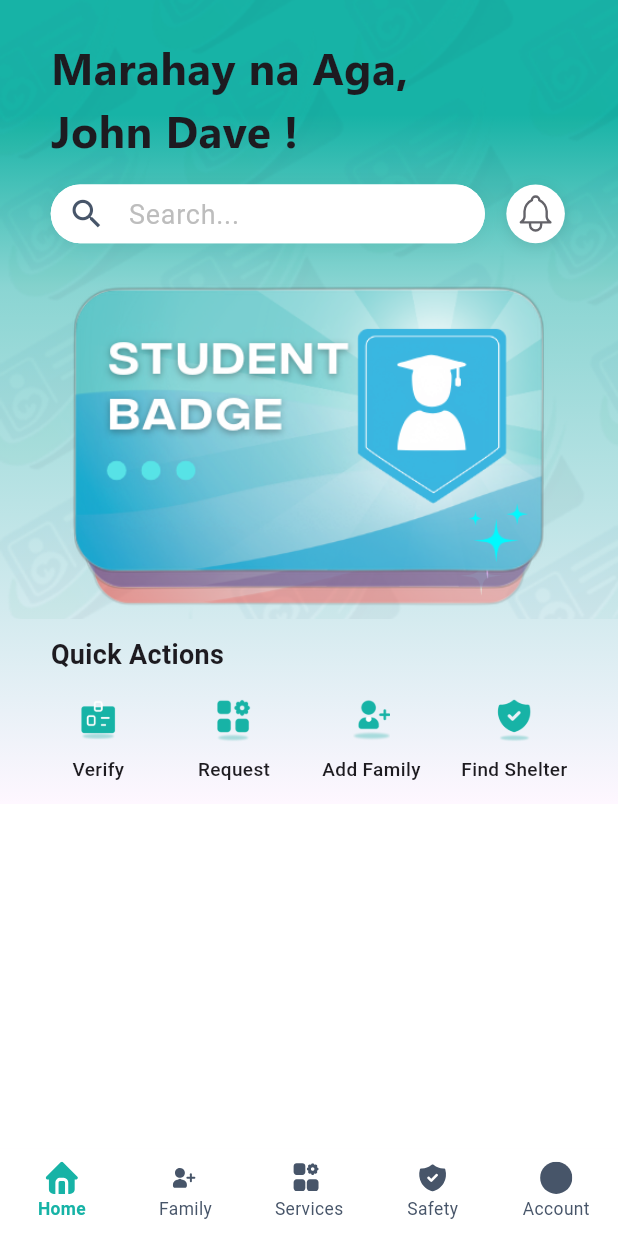
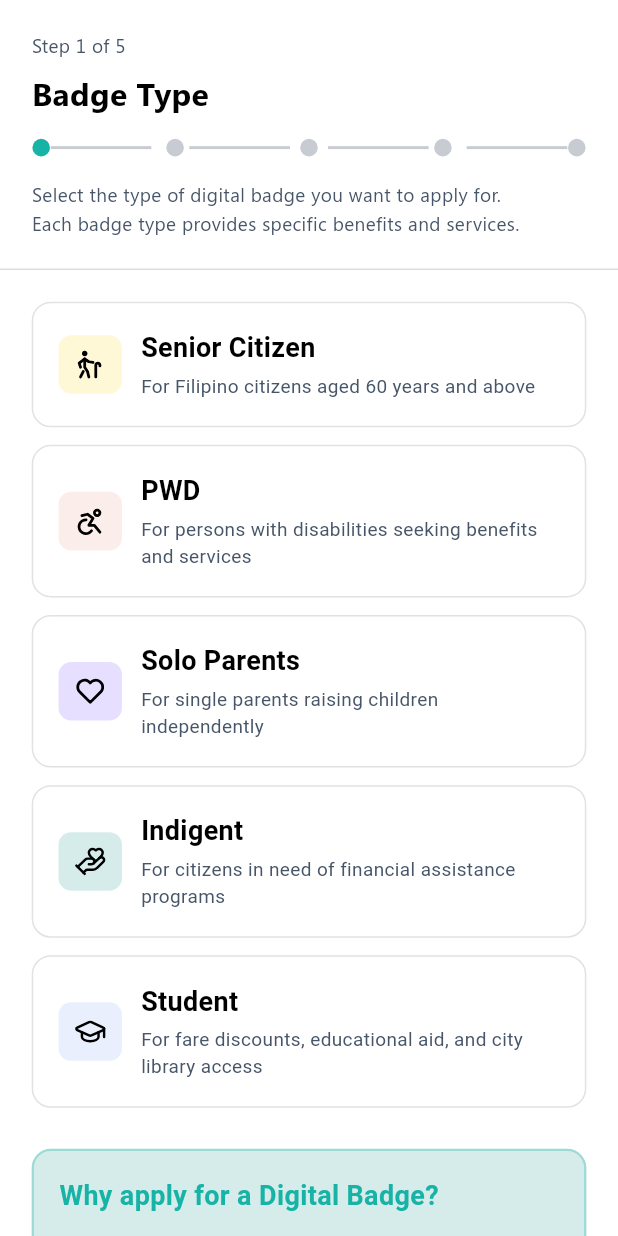
Before and after one commit to jDxve/MyNagaLaga-Mobile-App, a Flutter app: the HomeScreen screen opened by its route, after a tap on "Verify", on a phone screen of 412 x 824 dp. Run offline on Flutter 3.47's test engine with Material 3 defaults, Android fonts, the phone set to English and light mode, and no system bars; our stand-ins replace flutter_svg, shared_preferences; accounts and stored records are empty.

Commit message:
feat: Complete badge selection step (step 1 of 5)
Implemented badge type selection with stepper, validation, and error handling. All UI components are reusable with centralized strings and colors.

```diff
--- a/lib/common/resources/colors.dart
+++ b/lib/common/resources/colors.dart
@@ -2,9 +2,21 @@ import 'dart:ui';
 
 class AppColors {
   static const Color textlogo = Color.fromARGB(255, 8, 69, 63);
-
   static const Color primary = Color(0xFF17B3A6);
   static const Color secondary = Color(0xFF134A7D);
   static const Color grey = Color(0xFF475569);
 
+  // Light colors
+  static const Color lightYellow = Color(0xFFFEF8D7);
+  static const Color lightPink = Color(0xFFFBEDEA);
+  static const Color lightPurple = Color(0xFFE6DFFF);
+  static const Color lightPrimary = Color(0xFFD6ECEA);
+  static const Color lightBlue = Color(0xFFE9EFFD);
+
+  // Dark colors (for selected states)
+  static const Color darkYellow = Color(0xFFE5C565);
+  static const Color darkPink = Color(0xFFE8B5AA);
+  static const Color darkPurple = Color(0xFFBBAFE8);
+  static const Color darkPrimary = Color(0xFF9BC5C0);
+  static const Color darkBlue = Color(0xFFB5C8E8);
 }
--- a/lib/common/resources/images_icons.dart
+++ b/lib/common/resources/images_icons.dart
@@ -29,4 +29,11 @@ class AppImages {
   static const String familyIcon = 'assets/icons/family.svg';
   static const String saftyIcon = 'assets/icons/safety.svg';
   static const String acountIcon = 'assets/icons/account.svg';
+
+  //badge type icons
+  static const String seniorCitizenIcon = 'assets/icons/senior_citizen_icon.svg';
+  static const String pwdIcon = 'assets/icons/pwd_icon.svg';
+  static const String soloParentIcon = 'assets/icons/solo_parent_icon.svg';
+  static const String studentIcon = 'assets/icons/student_icon.svg';
+  static const String indigentFamilyIcon = 'assets/icons/indigent_icon.svg';
 }
--- a/lib/common/resources/strings.dart
+++ b/lib/common/resources/strings.dart
@@ -4,16 +4,48 @@ class AppString {
   static const String letsGetStarted = "Let's Get Started";
   static const String alreadyHaveAccount = "Already have an account? ";
   static const String signIn = "Sign in";
-
   static const String onboarding1Title = "Unified Citizen Registry";
   static const String onboarding1Description = "Verify once to unlock city-wide\nbenefits instantly.";
-
   static const String onboarding2Title = "Barngay Integration";
   static const String onboarding2Description = "Skip the lines with real-time\nrequest monitoring";
-
   static const String onboarding3Title = "Protected Together";
   static const String onboarding3Description = "Live shelter updates and unified\nhousehold protection.";
-
   static const String aga = "Marahay na Aga";
   static const String bangi = "Marahay na Bangi";
+
+  // Verify steps
+  static const String step1Title = "Badge Type";
+  static const String step1Description = "Select the type of digital badge you want to apply for.\nEach badge type provides specific benefits and services.";
+  static const String step2Title = "Basic Info";
+  static const String step2Description = "Please provide your personal information. This will be used for verification.";
+  static const String step3Title = "Eligibility";
+  static const String step3Description = "Please provide additional information based on your selected badge type.";
+  static const String step4Title = "Documents";
+  static const String step4Description = "Upload a clear photo of your valid government ID for verification.";
+  static const String step5Title = "Review";
+  static const String step5Description = "Please review your application details before submitting.";
+
+  // Badge types
+  static const String seniorCitizenTitle = "Senior Citizen";
+  static const String seniorCitizenDescription = "For Filipino citizens aged 60 years and above";
+  static const String pwdTitle = "PWD";
+  static const String pwdDescription = "For persons with disabilities seeking benefits and services";
+  static const String soloParentTitle = "Solo Parents";
+  static const String soloParentDescription = "For single parents raising children independently";
+  static const String indigentTitle = "Indigent";
+  static const String indigentDescription = "For citizens in need of financial assistance programs";
+  static const String studentTitle = "Student";
+  static const String studentDescription = "For fare discounts, educational aid, and city library access";
+
+  // Info card
+  static const String whyApplyTitle = "Why apply for a Digital Badge?";
+  static const String whyApply1 = "Fast-track government services";
+  static const String whyApply2 = "Access exclusive discounts and benefits";
+  static const String whyApply3 = "Digital verification convenience";
+
+  // Error messages
+  static const String noBadgeSelectedTitle = "No Badge Selected";
+  static const String noBadgeSelectedDescription = "Please select a badge type before continuing.";
+  static const String gotIt = "Got it";
+  static const String next = "Next";
 }
--- /dev/null
+++ b/lib/common/widgets/error_modal.dart
@@ -0,0 +1,71 @@
+import 'package:flutter/material.dart';
+import '../resources/colors.dart';
+import '../resources/dimensions.dart';
+import 'primary_button.dart';
+
+void showErrorModal({
+  required BuildContext context,
+  required String title,
+  required String description,
+  String? buttonText,
+  VoidCallback? onButtonPressed,
+  IconData? icon,
+  Color? iconColor,
+  bool barrierDismissible = true,
+}) {
+  showDialog(
+    context: context,
+    barrierDismissible: barrierDismissible,
+    builder: (BuildContext context) {
+      return Dialog(
+        shape: RoundedRectangleBorder(
+          borderRadius: BorderRadius.circular(D.radiusXL),
+        ),
+        backgroundColor: Colors.white,
+        child: Padding(
+          padding: EdgeInsets.all(24.w),
+          child: Column(
+            mainAxisSize: MainAxisSize.min,
+            children: [
+              Icon(
+                icon ?? Icons.error_outline,
+                color: iconColor ?? Colors.red,
+                size: 48.w,
+              ),
+              16.gapH,
+              Text(
+                title,
+                style: TextStyle(
+                  fontSize: D.textXL,
+                  fontWeight: D.bold,
+                  color: Colors.black,
+                ),
+                textAlign: TextAlign.center,
+              ),
+              12.gapH,
+              Text(
+                description,
+                style: TextStyle(
+                  fontSize: D.textBase,
+                  color: AppColors.grey,
+                  height: 1.5,
+                ),
+                textAlign: TextAlign.center,
+              ),
+              24.gapH,
+              PrimaryButton(
+                text: buttonText ?? 'Okay',
+                onPressed: () {
+                  Navigator.pop(context);
+                  if (onButtonPressed != null) {
+                    onButtonPressed();
+                  }
+                },
+              ),
+            ],
+          ),
+        ),
+      );
+    },
+  );
+}
--- a/lib/features/home/components/quik_actions.dart
+++ b/lib/features/home/components/quik_actions.dart
@@ -1,25 +1,31 @@
 import 'package:flutter/material.dart';
+import '../../../common/models/simple_option.dart';
 import '../../../common/resources/dimensions.dart';
 import '../../../common/resources/images_icons.dart';
+import '../../../features/verify/screens/verify_screen.dart';
 
-Widget quickActions() {
-  final List<Map<String, String>> actions = [
-    {
-      'icon': AppImages.verifyIcon,
-      'title': 'Verify',
-    },
-    {
-      'icon': AppImages.requestIcon,
-      'title': 'Request',
-    },
-    {
-      'icon': AppImages.addFamilyIcon,
-      'title': 'Add Family',
-    },
-    {
-      'icon': AppImages.shelterIcon,
-      'title': 'Find Shelter',
-    },
+Widget quickActions(BuildContext context) {
+  final List<SimpleOption> actions = [
+    SimpleOption(
+      id: 1,
+      icon: AppImages.verifyIcon,
+      title: 'Verify',
+    ),
+    SimpleOption(
+      id: 2,
+      icon: AppImages.requestIcon,
+      title: 'Request',
+    ),
+    SimpleOption(
+      id: 3,
+      icon: AppImages.addFamilyIcon,
+      title: 'Add Family',
+    ),
+    SimpleOption(
+      id: 4,
+      icon: AppImages.shelterIcon,
+      title: 'Find Shelter',
+    ),
   ];
 
   return Column(
@@ -43,7 +49,10 @@ Widget quickActions() {
           children: actions.map((action) {
             return GestureDetector(
               onTap: () {
-                // Handle tap
+                if (action.id == 1) {
+                  Navigator.pushNamed(context, VerifyScreen.routeName);
+                }
+                // Add other navigation here
               },
               child: Column(
                 mainAxisSize: MainAxisSize.min,
@@ -53,16 +62,14 @@ Widget quickActions() {
                     height: 50.h,
                     child: Center(
                       child: Image.asset(
-                        action['icon']!,
+                        action.icon!,
                         width: 30.w,
                         height: 30.h,
-
                       ),
                     ),
                   ),
-
                   Text(
-                    action['title']!,
+                    action.title!,
                     style: TextStyle(
                       fontSize: D.textSM,
                       fontWeight: D.medium,
--- a/lib/features/home/screens/home_screen.dart
+++ b/lib/features/home/screens/home_screen.dart
@@ -75,7 +75,7 @@ class _HomeTab extends StatelessWidget {
               badges: [BadgeType.student, BadgeType.soloParent, BadgeType.pwd],
             ),
             10.gapH,
-            quickActions(),
+            quickActions(context),
           ],
         ),
       ),
--- /dev/null
+++ b/lib/features/verify/components/slect_badges.dart
@@ -0,0 +1,255 @@
+import 'package:flutter/material.dart';
+import 'package:flutter_svg/flutter_svg.dart';
+import '../../../common/resources/colors.dart';
+import '../../../common/resources/dimensions.dart';
+import '../../../common/resources/images_icons.dart';
+import '../../../common/resources/strings.dart';
+import '../../../common/widgets/primary_button.dart';
+import '../../../common/widgets/error_modal.dart';
+
+Widget badgeSelectionCards({
+  required BuildContext context,
+  required Function(String) onBadgeSelected,
+  String? selectedBadge,
+  required VoidCallback onNext,
+}) {
+  final List<Map<String, dynamic>> badges = [
+    {
+      'id': 'senior_citizen',
+      'title': AppString.seniorCitizenTitle,
+      'description': AppString.seniorCitizenDescription,
+      'icon': AppImages.seniorCitizenIcon,
+      'lightColor': AppColors.lightYellow,
+      'darkColor': AppColors.darkYellow,
+    },
+    {
+      'id': 'pwd',
+      'title': AppString.pwdTitle,
+      'description': AppString.pwdDescription,
+      'icon': AppImages.pwdIcon,
+      'lightColor': AppColors.lightPink,
+      'darkColor': AppColors.darkPink,
+    },
+    {
+      'id': 'solo_parent',
+      'title': AppString.soloParentTitle,
+      'description': AppString.soloParentDescription,
+      'icon': AppImages.soloParentIcon,
+      'lightColor': AppColors.lightPurple,
+      'darkColor': AppColors.darkPurple,
+    },
+    {
+      'id': 'indigent',
+      'title': AppString.indigentTitle,
+      'description': AppString.indigentDescription,
+      'icon': AppImages.indigentFamilyIcon,
+      'lightColor': AppColors.lightPrimary,
+      'darkColor': AppColors.darkPrimary,
+    },
+    {
+      'id': 'student',
+      'title': AppString.studentTitle,
+      'description': AppString.studentDescription,
+      'icon': AppImages.studentIcon,
+      'lightColor': AppColors.lightBlue,
+      'darkColor': AppColors.darkBlue,
+    },
+  ];
+
+  return Column(
+    children: [
+      ...badges.map(
+        (badge) => Padding(
+          padding: EdgeInsets.only(bottom: 12.h),
+          child: _BadgeCard(
+            id: badge['id'],
+            title: badge['title'],
+            description: badge['description'],
+            icon: badge['icon'],
+            lightColor: badge['lightColor'],
+            darkColor: badge['darkColor'],
+            isSelected: selectedBadge == badge['id'],
+            onTap: () => onBadgeSelected(badge['id']),
+          ),
+        ),
+      ),
+      16.gapH,
+      _InfoCard(),
+      24.gapH,
+      PrimaryButton(
+        text: AppString.next,
+        onPressed: () {
+          if (selectedBadge != null) {
+            onNext();
+          } else {
+            showErrorModal(
+              context: context,
+              title: AppString.noBadgeSelectedTitle,
+              description: AppString.noBadgeSelectedDescription,
+              icon: Icons.warning_amber_outlined,
+              iconColor: Colors.orange,
+              buttonText: AppString.gotIt,
+            );
+          }
+        },
+      ),
+    ],
+  );
+}
+
+class _BadgeCard extends StatelessWidget {
+  final String id;
+  final String title;
+  final String description;
+  final String icon;
+  final Color lightColor;
+  final Color darkColor;
+  final bool isSelected;
+  final VoidCallback onTap;
+
+  const _BadgeCard({
+    required this.id,
+    required this.title,
+    required this.description,
+    required this.icon,
+    required this.lightColor,
+    required this.darkColor,
+    required this.isSelected,
+    required this.onTap,
+  });
+
+  @override
+  Widget build(BuildContext context) {
+    return GestureDetector(
+      onTap: onTap,
+      child: Stack(
+        children: [
+          Container(
+            padding: EdgeInsets.all(16.w),
+            decoration: BoxDecoration(
+              color: isSelected ? lightColor : Colors.white,
+              borderRadius: BorderRadius.circular(D.radiusLG),
+              border: Border.all(
+                color: isSelected ? darkColor : Colors.grey.withOpacity(0.3),
+                width: isSelected ? 2 : 1,
+              ),
+            ),
+            child: Row(
+              children: [
+                Container(
+                  width: 40.w,
+                  height: 40.h,
+                  decoration: BoxDecoration(
+                    color: lightColor,
+                    borderRadius: BorderRadius.circular(D.radiusMD),
+                  ),
+                  padding: EdgeInsets.all(8.w),
+                  child: SvgPicture.asset(
+                    icon,
+                    colorFilter: ColorFilter.mode(
+                      isSelected ? darkColor : Colors.black,
+                      BlendMode.srcIn,
+                    ),
+                  ),
+                ),
+                12.gapW,
+                Expanded(
+                  child: Column(
+                    crossAxisAlignment: CrossAxisAlignment.start,
+                    children: [
+                      Text(
+                        title,
+                        style: TextStyle(
+                          fontSize: D.textBase,
+                          fontWeight: D.semiBold,
+                          color: Colors.black,
+                        ),
+                      ),
+                      4.gapH,
+                      Text(
+                        description,
+                        style: TextStyle(
+                          fontSize: D.textSM,
+                          color: AppColors.grey,
+                          height: 1.4,
+                        ),
+                      ),
+                    ],
+                  ),
+                ),
+              ],
+            ),
+          ),
+          if (isSelected)
+            Positioned(
+              top: 12.h,
+              right: 12.w,
+              child: Icon(Icons.check_circle, color: darkColor, size: 20.w),
+            ),
+        ],
+      ),
+    );
+  }
+}
+
+class _InfoCard extends StatelessWidget {
+  @override
+  Widget build(BuildContext context) {
+    return Container(
+      padding: EdgeInsets.all(16.w),
+      decoration: BoxDecoration(
+        color: AppColors.lightPrimary,
+        borderRadius: BorderRadius.circular(D.radiusLG),
+        border: Border.all(
+          color: AppColors.primary.withOpacity(0.3),
+          width: 1.5,
+        ),
+      ),
+      child: Column(
+        crossAxisAlignment: CrossAxisAlignment.start,
+        children: [
+          Text(
+            AppString.whyApplyTitle,
+            style: TextStyle(
+              fontSize: D.textBase,
+              fontWeight: D.semiBold,
+              color: AppColors.primary,
+            ),
+          ),
+          12.gapH,
+          _InfoItem(text: AppString.whyApply1),
+          _InfoItem(text: AppString.whyApply2),
+          _InfoItem(text: AppString.whyApply3),
+        ],
+      ),
+    );
+  }
+}
+
+class _InfoItem extends StatelessWidget {
+  final String text;
+
+  const _InfoItem({required this.text});
+
+  @override
+  Widget build(BuildContext context) {
+    return Padding(
+      padding: EdgeInsets.only(bottom: 4.h),
+      child: Row(
+        crossAxisAlignment: CrossAxisAlignment.start,
+        children: [
+          Expanded(
+            child: Text(
+              text,
+              style: TextStyle(
+                fontSize: D.textSM,
+                color: AppColors.grey,
+                height: 1.4,
+              ),
+            ),
+          ),
+        ],
+      ),
+    );
+  }
+}
--- /dev/null
+++ b/lib/features/verify/components/top_verify.dart
@@ -0,0 +1,127 @@
+import 'package:flutter/material.dart';
+import '../../../common/resources/colors.dart';
+import '../../../common/resources/dimensions.dart';
+import '../../../common/resources/strings.dart';
+
+Widget topVerify({
+  required int currentStep,
+  required int totalSteps,
+}) {
+  String getStepTitle() {
+    switch (currentStep) {
+      case 1:
+        return AppString.step1Title;
+      case 2:
+        return AppString.step2Title;
+      case 3:
+        return AppString.step3Title;
+      case 4:
+        return AppString.step4Title;
+      case 5:
+        return AppString.step5Title;
+      default:
+        return AppString.step1Title;
+    }
+  }
+
+  String getStepDescription() {
+    switch (currentStep) {
+      case 1:
+        return AppString.step1Description;
+      case 2:
+        return AppString.step2Description;
+      case 3:
+        return AppString.step3Description;
+      case 4:
+        return AppString.step4Description;
+      case 5:
+        return AppString.step5Description;
+      default:
+        return AppString.step1Description;
+    }
+  }
+
+  return Column(
+    children: [
+      Container(
+        padding: EdgeInsets.all(20.w),
+        child: Column(
+          crossAxisAlignment: CrossAxisAlignment.start,
+          children: [
+            Text(
+              'Step $currentStep of $totalSteps',
+              style: TextStyle(
+                fontFamily: 'Segoe UI',
+                fontSize: D.textSM,
+                color: AppColors.grey,
+                fontWeight: D.regular,
+              ),
+            ),
+            8.gapH,
+            Text(
+              getStepTitle(),
+              style: TextStyle(
+                fontFamily: 'Segoe UI',
+                fontSize: D.textLG,
+                fontWeight: D.bold,
+                color: Colors.black,
+              ),
+            ),
+            16.gapH,
+            Stack(
+              children: [
+                // Lines connecting circles
+                Positioned.fill(
+                  child: Row(
+                    children: List.generate(totalSteps - 1, (index) {
+                      final isCompleted = index < currentStep - 1;
+                      return Expanded(
+                        child: Container(
+                          margin: EdgeInsets.symmetric(horizontal: 12.w),
+                          height: 2.h,
+                          color: isCompleted
+                              ? AppColors.primary
+                              : AppColors.grey.withOpacity(0.3),
+                        ),
+                      );
+                    }),
+                  ),
+                ),
+                // Circles
+                Row(
+                  mainAxisAlignment: MainAxisAlignment.spaceBetween,
+                  children: List.generate(totalSteps, (index) {
+                    final isCompleted = index < currentStep;
+                    final isCurrent = index == currentStep - 1;
+                    return Container(
+                      width: 12.w,
+                      height: 12.h,
+                      decoration: BoxDecoration(
+                        shape: BoxShape.circle,
+                        color: isCompleted || isCurrent
+                            ? AppColors.primary
+                            : AppColors.grey.withOpacity(0.3),
+                      ),
+                    );
+                  }),
+                ),
+              ],
+            ),
+            16.gapH,
+            Text(
+              getStepDescription(),
+              style: TextStyle(
+                fontSize: D.textSM,
+                color: AppColors.grey,
+                fontWeight: D.medium,
+                fontFamily: 'Segoe UI',
+                height: 1.5,
+              ),
+            ),
+          ],
+        ),
+      ),
+      Divider(color: AppColors.grey.withOpacity(0.2), thickness: 1, height: 1),
+    ],
+  );
+}
--- /dev/null
+++ b/lib/features/verify/screens/verify_screen.dart
@@ -0,0 +1,56 @@
+import 'package:flutter/material.dart';
+import '../../../common/resources/dimensions.dart';
+import '../components/slect_badges.dart';
+import '../components/top_verify.dart';
+
+class VerifyScreen extends StatefulWidget {
+  static const routeName = '/verify';
+  const VerifyScreen({super.key});
+
+  @override
+  State<VerifyScreen> createState() => _VerifyScreenState();
+}
+
+class _VerifyScreenState extends State<VerifyScreen> {
+  String? _selectedBadge;
+  int _currentStep = 1;
+  final int _totalSteps = 5;
+
+  @override
+  Widget build(BuildContext context) {
+    D.init(context);
+
+    return Scaffold(
+      backgroundColor: Colors.white,
+      body: SafeArea(
+        child: Column(
+          children: [
+            topVerify(currentStep: _currentStep, totalSteps: _totalSteps),
+            Expanded(
+              child: SingleChildScrollView(
+                padding: EdgeInsets.all(20.w),
+                child: badgeSelectionCards(
+                  context: context,
+                  onBadgeSelected: (badgeId) {
+                    setState(() {
+                      _selectedBadge = badgeId;
+                    });
+                  },
+                  selectedBadge: _selectedBadge,
+                  onNext: () {
+                    setState(() {
+                      if (_currentStep < _totalSteps) {
+                        _currentStep++;
+                      }
+                    });
+                    print('Selected badge: $_selectedBadge');
+                  },
+                ),
+              ),
+            ),
+          ],
+        ),
+      ),
+    );
+  }
+}
--- a/lib/router.dart
+++ b/lib/router.dart
@@ -1,4 +1,5 @@
 import 'package:flutter/material.dart';
+import 'package:mynagalaga_mobile_app/features/verify/screens/verify_screen.dart';
 import 'features/welcome/screens/onboarding_screen.dart';
 import 'features/welcome/screens/splash_screen.dart';
 import 'features/welcome/screens/welcome_screen.dart';
@@ -22,6 +23,10 @@ Route<dynamic> generateRoute(RouteSettings settings) {
       return MaterialPageRoute(
         builder: ((context) => const HomeScreen()),
       );
+    case VerifyScreen.routeName:
+      return MaterialPageRoute(
+        builder: ((context) => const VerifyScreen()),
+      );
     default:
       return MaterialPageRoute(
         builder: (context) => const Scaffold(
```
Also changed, not shown: assets/icons/indigent_icon.svg (added), assets/icons/pwd_icon.svg (added), assets/icons/senior_citizen_icon.svg (added), assets/icons/solo_parent_icon.svg (added), assets/icons/student_icon.svg (added).
